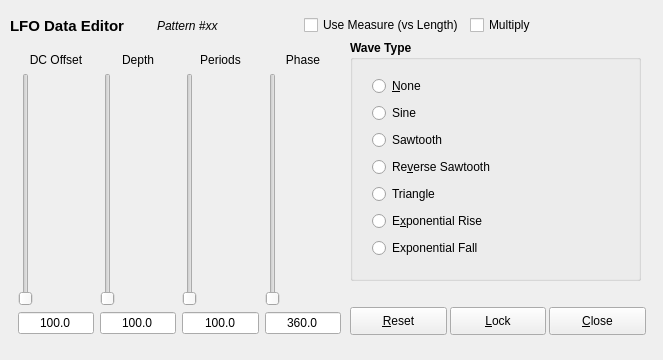
Qt form seq_qt5/forms/qlfoframe.ui (ahlstromcj/seq66) before a commit.
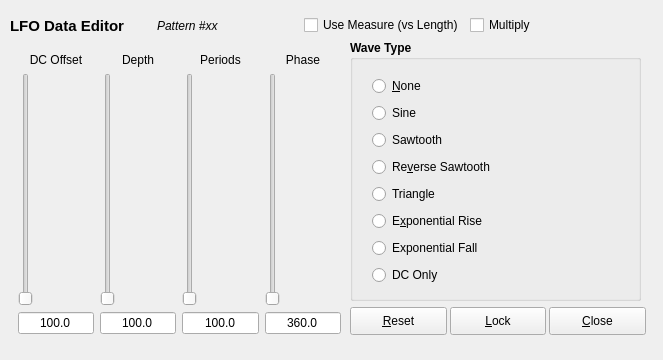
The same form after that commit.

Patch:
```diff
--- a/seq_qt5/forms/qlfoframe.ui
+++ b/seq_qt5/forms/qlfoframe.ui
@@ -85,7 +85,7 @@
      <x>350</x>
      <y>40</y>
      <width>291</width>
-     <height>241</height>
+     <height>261</height>
     </rect>
    </property>
    <property name="font">
@@ -102,7 +102,7 @@
       <x>10</x>
       <y>30</y>
       <width>251</width>
-      <height>201</height>
+      <height>221</height>
      </rect>
     </property>
     <layout class="QVBoxLayout" name="m_wave_layout">
@@ -202,6 +202,18 @@
        </property>
       </widget>
      </item>
+     <item>
+      <widget class="QRadioButton" name="m_radio_wave_dc">
+       <property name="font">
+        <font>
+         <bold>false</bold>
+        </font>
+       </property>
+       <property name="text">
+        <string>DC Only</string>
+       </property>
+      </widget>
+     </item>
     </layout>
    </widget>
   </widget>
```
